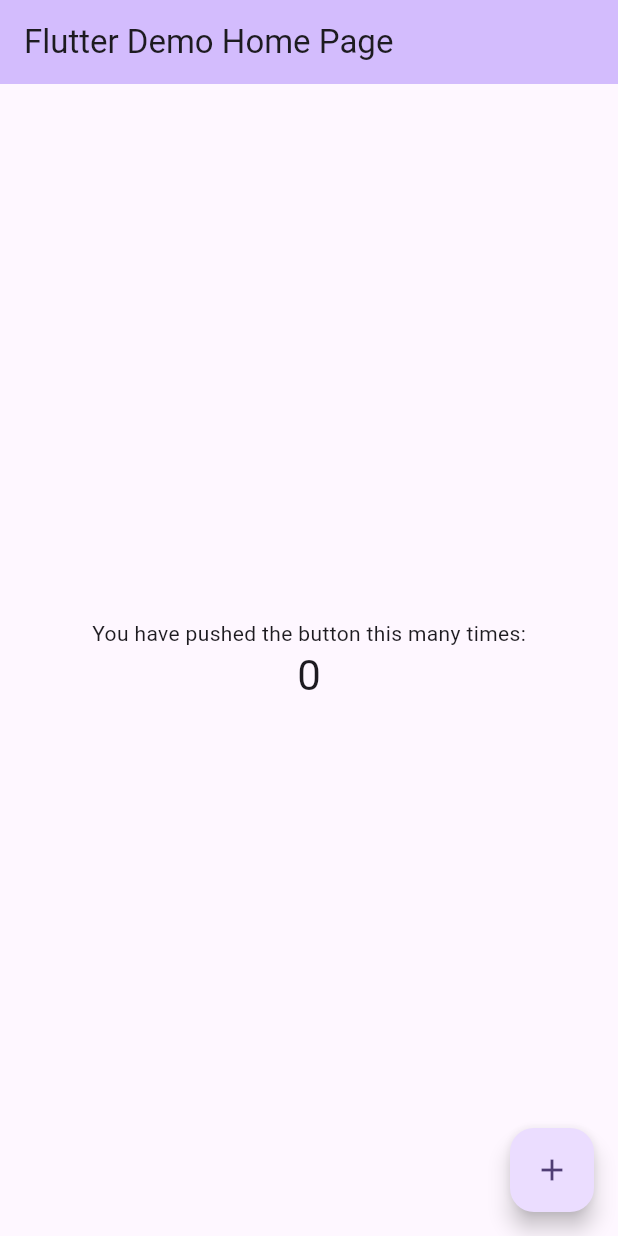
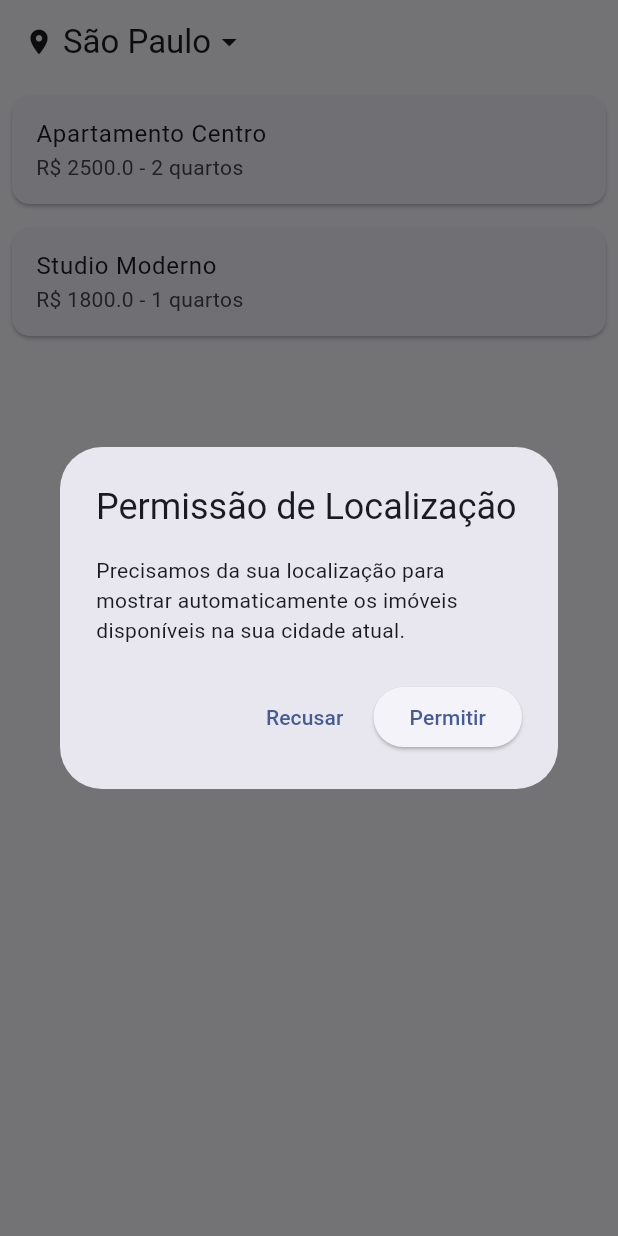
Before and after one commit to AllisonMarquesSouza/aluguel-imoveis-app, a Flutter app: the screen it shows after launch, on a phone screen of 412 x 824 dp. Run offline on Flutter 3.47's test engine with Material 3 defaults, Android fonts, the phone set to English and light mode, and no system bars.

Commit message:
feat: Criando a tela inicial

```diff
--- a/lib/main.dart
+++ b/lib/main.dart
@@ -1,122 +1,31 @@
 import 'package:flutter/material.dart';
+import 'screens/home_screen.dart';
+import 'screens/selecao_cidade_screen.dart';
+import 'screens/detalhes_imovel_screen.dart';
 
 void main() {
-  runApp(const MyApp());
+  runApp(const AppAluguel());
 }
 
-class MyApp extends StatelessWidget {
-  const MyApp({super.key});
+class AppAluguel extends StatelessWidget {
+  const AppAluguel({super.key});
 
-  // This widget is the root of your application.
   @override
   Widget build(BuildContext context) {
     return MaterialApp(
-      title: 'Flutter Demo',
+      title: 'App Aluguel',
+      debugShowCheckedModeBanner: false,
       theme: ThemeData(
-        // This is the theme of your application.
-        //
-        // TRY THIS: Try running your application with "flutter run". You'll see
-        // the application has a purple toolbar. Then, without quitting the app,
-        // try changing the seedColor in the colorScheme below to Colors.green
-        // and then invoke "hot reload" (save your changes or press the "hot
-        // reload" button in a Flutter-supported IDE, or press "r" if you used
-        // the command line to start the app).
-        //
-        // Notice that the counter didn't reset back to zero; the application
-        // state is not lost during the reload. To reset the state, use hot
-        // restart instead.
-        //
-        // This works for code too, not just values: Most code changes can be
-        // tested with just a hot reload.
-        colorScheme: .fromSeed(seedColor: Colors.deepPurple),
+        colorScheme: ColorScheme.fromSeed(seedColor: Colors.blue.shade900),
+        useMaterial3: true,
       ),
-      home: const MyHomePage(title: 'Flutter Demo Home Page'),
+      // Definindo as rotas pré-montadas do projeto
+      initialRoute: '/',
+      routes: {
+        '/': (context) => const HomeScreen(),
+        '/selecionar-cidade': (context) => const SelecaoCidadeScreen(),
+        '/detalhes-imovel': (context) => const DetalhesImovelScreen(),
+      },
     );
   }
 }
-
-class MyHomePage extends StatefulWidget {
-  const MyHomePage({super.key, required this.title});
-
-  // This widget is the home page of your application. It is stateful, meaning
-  // that it has a State object (defined below) that contains fields that affect
-  // how it looks.
-
-  // This class is the configuration for the state. It holds the values (in this
-  // case the title) provided by the parent (in this case the App widget) and
-  // used by the build method of the State. Fields in a Widget subclass are
-  // always marked "final".
-
-  final String title;
-
-  @override
-  State<MyHomePage> createState() => _MyHomePageState();
-}
-
-class _MyHomePageState extends State<MyHomePage> {
-  int _counter = 0;
-
-  void _incrementCounter() {
-    setState(() {
-      // This call to setState tells the Flutter framework that something has
-      // changed in this State, which causes it to rerun the build method below
-      // so that the display can reflect the updated values. If we changed
-      // _counter without calling setState(), then the build method would not be
-      // called again, and so nothing would appear to happen.
-      _counter++;
-    });
-  }
-
-  @override
-  Widget build(BuildContext context) {
-    // This method is rerun every time setState is called, for instance as done
-    // by the _incrementCounter method above.
-    //
-    // The Flutter framework has been optimized to make rerunning build methods
-    // fast, so that you can just rebuild anything that needs updating rather
-    // than having to individually change instances of widgets.
-    return Scaffold(
-      appBar: AppBar(
-        // TRY THIS: Try changing the color here to a specific color (to
-        // Colors.amber, perhaps?) and trigger a hot reload to see the AppBar
-        // change color while the other colors stay the same.
-        backgroundColor: Theme.of(context).colorScheme.inversePrimary,
-        // Here we take the value from the MyHomePage object that was created by
-        // the App.build method, and use it to set our appbar title.
-        title: Text(widget.title),
-      ),
-      body: Center(
-        // Center is a layout widget. It takes a single child and positions it
-        // in the middle of the parent.
-        child: Column(
-          // Column is also a layout widget. It takes a list of children and
-          // arranges them vertically. By default, it sizes itself to fit its
-          // children horizontally, and tries to be as tall as its parent.
-          //
-          // Column has various properties to control how it sizes itself and
-          // how it positions its children. Here we use mainAxisAlignment to
-          // center the children vertically; the main axis here is the vertical
-          // axis because Columns are vertical (the cross axis would be
-          // horizontal).
-          //
-          // TRY THIS: Invoke "debug painting" (choose the "Toggle Debug Paint"
-          // action in the IDE, or press "p" in the console), to see the
-          // wireframe for each widget.
-          mainAxisAlignment: .center,
-          children: [
-            const Text('You have pushed the button this many times:'),
-            Text(
-              '$_counter',
-              style: Theme.of(context).textTheme.headlineMedium,
-            ),
-          ],
-        ),
-      ),
-      floatingActionButton: FloatingActionButton(
-        onPressed: _incrementCounter,
-        tooltip: 'Increment',
-        child: const Icon(Icons.add),
-      ),
-    );
-  }
-}
--- /dev/null
+++ b/lib/models/imovel.dart
@@ -0,0 +1,29 @@
+class Imovel {
+  final String id;
+  final String titulo;
+  final String cidade;
+  final double preco;
+  final int quartos;
+  final String imagemUrl;
+
+  Imovel({
+    required this.id,
+    required this.titulo,
+    required this.cidade,
+    required this.preco,
+    required this.quartos,
+    required this.imagemUrl,
+  });
+
+  // Converte a resposta da API (JSON) para a classe Imovel do Flutter
+  factory Imovel.fromJson(Map<String, dynamic> json) {
+    return Imovel(
+      id: json['id'] as String,
+      titulo: json['titulo'] as String,
+      cidade: json['cidade'] as String,
+      preco: (json['preco'] as num).toDouble(),
+      quartos: json['quartos'] as int,
+      imagemUrl: json['imagemUrl'] as String,
+    );
+  }
+}
--- /dev/null
+++ b/lib/screens/home_screen.dart
@@ -0,0 +1,128 @@
+import 'package:flutter/material.dart';
+import '../models/imovel.dart';
+import '../services/imovel_service.dart';
+
+class HomeScreen extends StatefulWidget {
+  const HomeScreen({super.key});
+
+  @override
+  State<HomeScreen> createState() => _HomeScreenState();
+}
+
+class _HomeScreenState extends State<HomeScreen> {
+  final ImovelService _service = ImovelServiceMock();
+  String cidadeSelecionada = 'São Paulo'; // Valor inicial guardado/padrão
+
+  @override
+  void initState() {
+    super.initState();
+    _verificarPermissaoEObterCidade();
+  }
+
+  void _verificarPermissaoEObterCidade() async {
+    // Simulação do diálogo de permissão de localização
+    // Em produção, usaremos a biblioteca 'geolocator' ou 'permission_handler'
+    Future.microtask(() {
+      _mostrarDialogoPermissao();
+    });
+  }
+
+  void _mostrarDialogoPermissao() {
+    showDialog(
+      context: context,
+      barrierDismissible: false,
+      builder: (context) => AlertDialog(
+        title: const Text('Permissão de Localização'),
+        content: const Text(
+          'Precisamos da sua localização para mostrar automaticamente os imóveis disponíveis na sua cidade atual.',
+        ),
+        actions: [
+          TextButton(
+            onPressed: () async {
+              Navigator.pop(context); // Recusou permissão
+              // Abre a lista de cidades para escolha manual
+              final cidadeEscolhida = await Navigator.pushNamed(context, '/selecionar-cidade');
+              if (cidadeEscolhida != null && cidadeEscolhida is String) {
+                setState(() {
+                  cidadeSelecionada = cidadeEscolhida;
+                });
+              }
+            },
+            child: const Text('Recusar'),
+          ),
+          ElevatedButton(
+            onPressed: () {
+              Navigator.pop(context); // Aceitou permissão
+              setState(() {
+                cidadeSelecionada = 'São Paulo'; // Cidade detectada pelo GPS (mock)
+              });
+            },
+            child: const Text('Permitir'),
+          ),
+        ],
+      ),
+    );
+  }
+
+  @override
+  Widget build(BuildContext context) {
+    return Scaffold(
+      appBar: AppBar(
+        title: GestureDetector(
+          onTap: () async {
+            // Permitir trocar cidade no topo da tela
+            final novaCidade = await Navigator.pushNamed(context, '/selecionar-cidade');
+            if (novaCidade != null && novaCidade is String) {
+              setState(() {
+                cidadeSelecionada = novaCidade;
+              });
+            }
+          },
+          child: Row(
+            children: [
+              const Icon(Icons.location_on, size: 20),
+              const SizedBox(width: 6),
+              Text(cidadeSelecionada),
+              const Icon(Icons.arrow_drop_down),
+            ],
+          ),
+        ),
+      ),
+      body: FutureBuilder<List<Imovel>>(
+        future: _service.getImoveisPorCidade(cidadeSelecionada),
+        builder: (context, snapshot) {
+          if (snapshot.connectionState == ConnectionState.waiting) {
+            return const Center(child: CircularProgressIndicator());
+          }
+
+          final imoveis = snapshot.data ?? [];
+
+          if (imoveis.isEmpty) {
+            return const Center(child: Text('Nenhum imóvel encontrado para esta cidade.'));
+          }
+
+          return ListView.builder(
+            itemCount: imoveis.length,
+            itemBuilder: (context, index) {
+              final imovel = imoveis[index];
+              return Card(
+                margin: const EdgeInsets.all(8.0),
+                child: ListTile(
+                  title: Text(imovel.titulo),
+                  subtitle: Text('R\$ ${imovel.preco} - ${imovel.quartos} quartos'),
+                  onTap: () {
+                    Navigator.pushNamed(
+                      context,
+                      '/detalhes-imovel',
+                      arguments: imovel,
+                    );
+                  },
+                ),
+              );
+            },
+          );
+        },
+      ),
+    );
+  }
+}
--- /dev/null
+++ b/lib/services/imovel_service.dart
@@ -0,0 +1,91 @@
+import 'dart:convert';
+import 'package:http/http.dart' as http;
+import '../models/imovel.dart';
+
+abstract class ImovelService {
+  Future<List<String>> getCidadesAtendidas();
+  Future<List<Imovel>> getImoveisPorCidade(String cidade);
+}
+
+// --------------------------------------------------------------------------
+// IMPLEMENTAÇÃO REAL COM API (Para a tarefa A02)
+// --------------------------------------------------------------------------
+class ImovelServiceApi implements ImovelService {
+  // Altere para a URL real do seu backend quando estiver pronto
+  final String baseUrl = 'https://api.meuappimoveis.com.br/v1';
+
+  @override
+  Future<List<String>> getCidadesAtendidas() async {
+    final response = await http.get(Uri.parse('$baseUrl/cidades'));
+
+    if (response.statusCode == 200) {
+      final List<dynamic> data = jsonDecode(response.body);
+      return data.map((cidade) => cidade.toString()).toList();
+    } else {
+      throw Exception('Falha ao carregar cidades da API');
+    }
+  }
+
+  @override
+  Future<List<Imovel>> getImoveisPorCidade(String cidade) async {
+    final response = await http.get(Uri.parse('$baseUrl/imoveis?cidade=$cidade'));
+
+    if (response.statusCode == 200) {
+      final List<dynamic> data = jsonDecode(response.body);
+      return data.map((json) => Imovel.fromJson(json)).toList();
+    } else {
+      throw Exception('Falha ao carregar imóveis da API');
+    }
+  }
+}
+
+// --------------------------------------------------------------------------
+// IMPLEMENTAÇÃO MOCK (Usada atualmente)
+// --------------------------------------------------------------------------
+class ImovelServiceMock implements ImovelService {
+  final List<String> _cidadesMock = [
+    'São Paulo',
+    'Rio de Janeiro',
+    'Curitiba',
+    'Belo Horizonte',
+  ];
+
+  final List<Imovel> _imoveisMock = [
+    Imovel(
+      id: '1',
+      titulo: 'Apartamento Centro',
+      cidade: 'São Paulo',
+      preco: 2500.0,
+      quartos: 2,
+      imagemUrl: 'https://images.unsplash.com/photo-1560448204-e02f11c3d0e2',
+    ),
+    Imovel(
+      id: '2',
+      titulo: 'Casa com Quintal',
+      cidade: 'Curitiba',
+      preco: 3200.0,
+      quartos: 3,
+      imagemUrl: 'https://images.unsplash.com/photo-1580587771525-78b9dba3b914',
+    ),
+    Imovel(
+      id: '3',
+      titulo: 'Studio Moderno',
+      cidade: 'São Paulo',
+      preco: 1800.0,
+      quartos: 1,
+      imagemUrl: 'https://images.unsplash.com/photo-1522708323590-d24dbb6b0267',
+    ),
+  ];
+
+  @override
+  Future<List<String>> getCidadesAtendidas() async {
+    await Future.delayed(const Duration(milliseconds: 400));
+    return _cidadesMock;
+  }
+
+  @override
+  Future<List<Imovel>> getImoveisPorCidade(String cidade) async {
+    await Future.delayed(const Duration(milliseconds: 400));
+    return _imoveisMock.where((item) => item.cidade == cidade).toList();
+  }
+}
--- a/pubspec.yaml
+++ b/pubspec.yaml
@@ -34,6 +34,7 @@ dependencies:
   # The following adds the Cupertino Icons font to your application.
   # Use with the CupertinoIcons class for iOS style icons.
   cupertino_icons: ^1.0.8
+  http: ^1.2.0
 
 dev_dependencies:
   flutter_test:
```
Also changed, not shown: lib/screens/detalhes_imovel_screen.dart (added, +107 -0 lines), lib/screens/selecao_cidade_screen.dart (added, +45 -0 lines), pubspec.lock, 1 other file.
